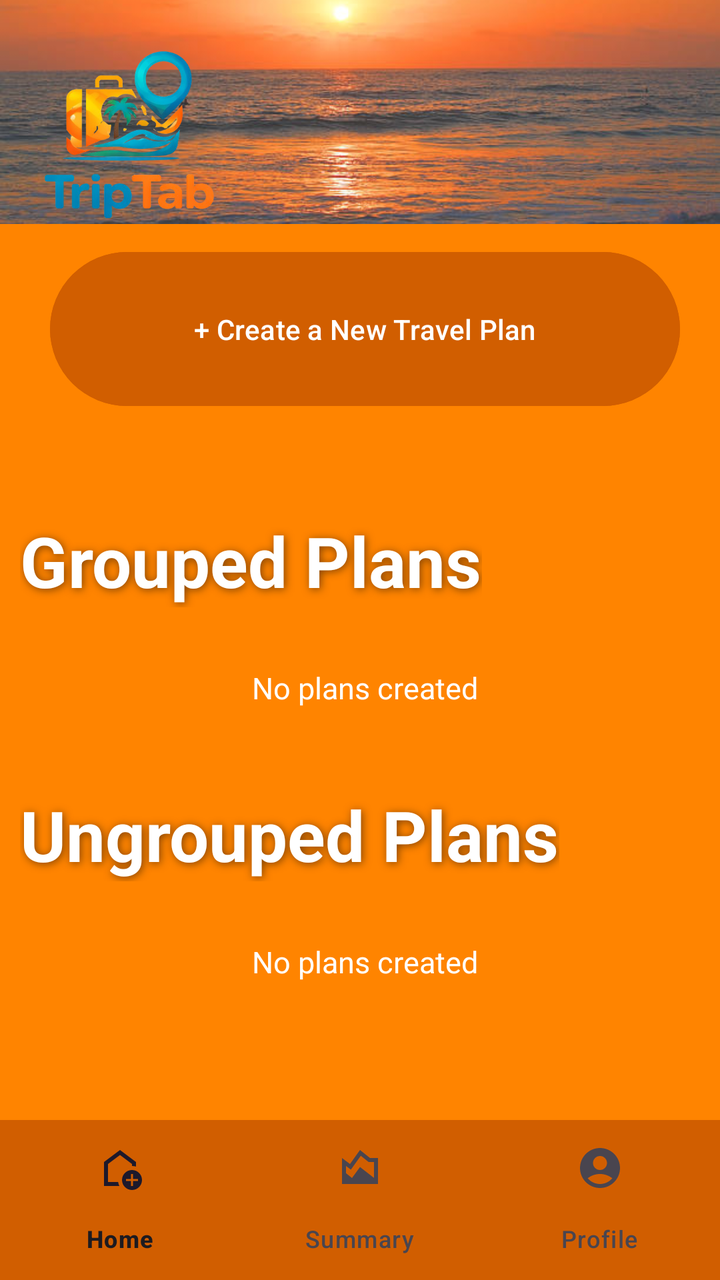
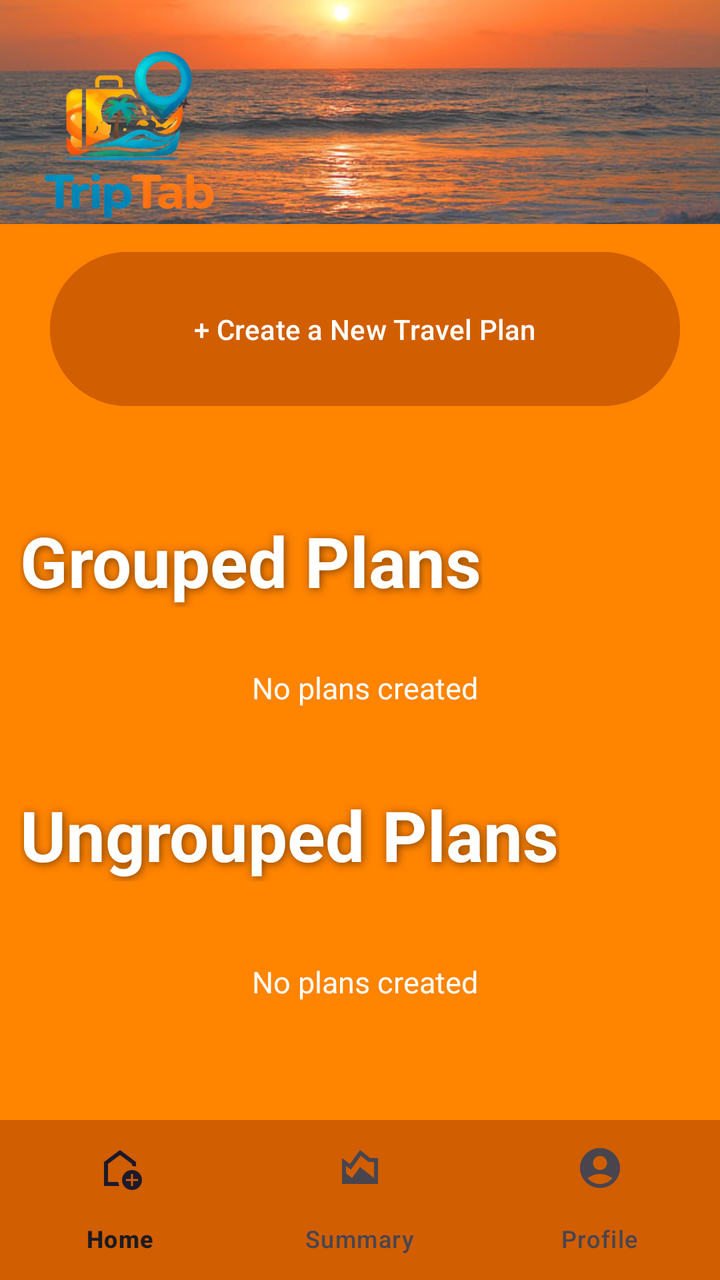

Screens rendered from an Android XML layout before and after an edit, with the pre-edit source and the edit as a unified diff.
<!-- AndroidManifest.xml: application theme Theme.TripTab -->
<!-- res/layout/activity_main.xml -->
<?xml version="1.0" encoding="utf-8"?>
<LinearLayout xmlns:android="http://schemas.android.com/apk/res/android"
    xmlns:app="http://schemas.android.com/apk/res-auto"
    android:orientation="vertical"
    android:layout_width="match_parent"
    android:layout_height="match_parent">


    <FrameLayout
        android:layout_width="match_parent"
        android:layout_height="0dp"
        android:layout_weight="1">

        
        <ImageView
            android:id="@+id/bgImage"
            android:layout_width="match_parent"
            android:layout_height="match_parent"
            android:scaleType="centerCrop"
            android:src="@drawable/sunset" />

        
        <View
            android:layout_width="match_parent"
            android:layout_height="match_parent"
            android:background="#30FFFFFF" />

        <ImageView
            android:id="@+id/logoImage"
            android:layout_width="100dp"
            android:layout_height="100dp"
            android:layout_marginStart="16dp"
            android:layout_marginTop="16dp"
            android:src="@drawable/logo" />

    </FrameLayout>

    <ScrollView
        android:layout_width="match_parent"
        android:layout_height="0dp"
        android:layout_weight="4"
        android:background="#FF8400">

        <LinearLayout
            android:layout_width="match_parent"
            android:layout_height="wrap_content"
            android:paddingStart="5dp"
            android:orientation="vertical">

            <Button
                android:id="@+id/btnCreateNewPlan"
                android:layout_width="match_parent"
                android:layout_height="85dp"
                android:backgroundTint="#D15E00"
                android:padding="20dp"
                android:layout_marginHorizontal="20dp"
                android:layout_marginTop="10dp"
                android:text="+ Create a New Travel Plan"
                android:textAlignment="center"
                android:textColor="@color/white">
            </Button>

            <TextView
                android:layout_width="wrap_content"
                android:layout_height="wrap_content"
                android:layout_marginStart="5dp"
                android:layout_marginTop="50dp"
                android:text="Grouped Plans"
                android:textAlignment="center"
                android:textColor="@color/white"
                android:textSize="35dp"
                android:textStyle="bold"
                android:shadowColor="#80000000"
                android:shadowDx="2"
                android:shadowDy="2"
                android:shadowRadius="10">
            </TextView>

            <TextView
                android:id="@+id/tvNoGroupedPlans"
                android:layout_width="wrap_content"
                android:layout_height="wrap_content"
                android:layout_gravity="center"
                android:text="No plans created"
                android:textSize="15dp"
                android:layout_marginTop="30dp"
                android:textColor="@color/white">
            </TextView>

            <LinearLayout
                android:id="@+id/containerGroupedPlans"
                android:layout_width="match_parent"
                android:layout_height="wrap_content"
                android:orientation="vertical">
            </LinearLayout>

            <TextView
                android:layout_width="wrap_content"
                android:layout_height="wrap_content"
                android:layout_marginStart="5dp"
                android:layout_marginTop="40dp"
                android:text="Ungrouped Plans"
                android:textAlignment="center"
                android:textColor="@color/white"
                android:textSize="35dp"
                android:textStyle="bold"
                android:shadowColor="#80000000"
                android:shadowDx="2"
                android:shadowDy="2"
                android:shadowRadius="10">
            </TextView>

            <TextView
                android:id="@+id/tvNoUngroupedPlans"
                android:layout_width="wrap_content"
                android:layout_height="wrap_content"
                android:layout_gravity="center"
                android:text="No plans created"
                android:textSize="15dp"
                android:layout_marginTop="30dp"
                android:textColor="@color/white">
            </TextView>

            <LinearLayout
                android:id="@+id/containerUngroupedPlans"
                android:layout_width="match_parent"
                android:layout_height="wrap_content"
                android:orientation="vertical">
            </LinearLayout>

        </LinearLayout>
    </ScrollView>

    
    <com.google.android.material.bottomnavigation.BottomNavigationView
        android:id="@+id/bottom_nav"
        android:layout_width="match_parent"
        android:layout_height="wrap_content"
        android:background="#D15E00"
        app:menu="@menu/bottom_nav_menu" />

</LinearLayout>
<!-- resources referenced by this layout -->
<resources>
  <color name="white">#FFFFFFFF</color>
  <!-- drawable logo: png bitmap (drawable, 148782 bytes) -->
  <!-- drawable sunset: jpg bitmap (drawable, 48905 bytes) -->
  <style name="Theme.TripTab" parent="Base.Theme.TripTab" />
  <style name="Base.Theme.TripTab" parent="Theme.Material3.DayNight.NoActionBar">
          
          
      </style>
</resources>

<!-- the commit's change to res/layout/activity_main.xml (unified diff, before → after) -->
@@ -99,6 +99,7 @@
                 android:layout_height="wrap_content"
                 android:layout_marginStart="5dp"
                 android:layout_marginTop="40dp"
+                android:layout_marginBottom="10dp"
                 android:text="Ungrouped Plans"
                 android:textAlignment="center"
                 android:textColor="@color/white"
